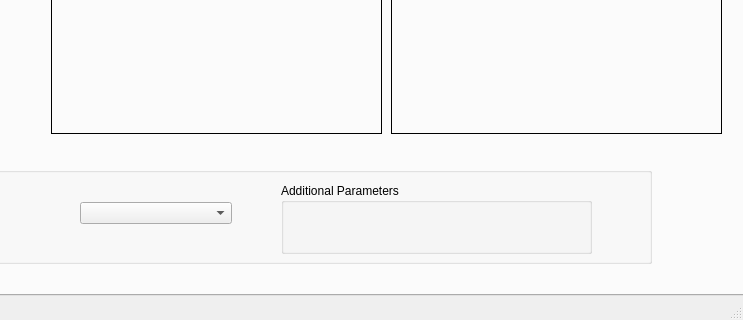
Before: the Qt Designer form MainWindow.ui in Bravewarrior0/Computer-Vision, drawn with Qt 5; both pictures show x 141 to 884 and y 173 to 493 of the 884 by 493 pixel window.
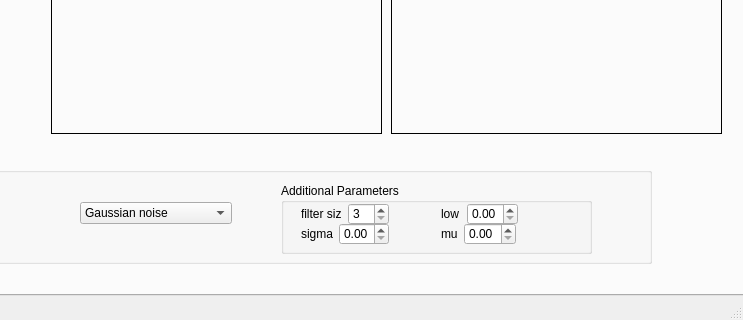
After: the same form once the commit is applied.

Commit message: modify Ui, create Ui,py, add an image, format filtters

```diff
--- a/MainWindow.ui
+++ b/MainWindow.ui
@@ -149,7 +149,73 @@
          </widget>
         </item>
         <item>
-         <widget class="QComboBox" name="comboBox"/>
+         <widget class="QComboBox" name="comboBox_filters">
+          <item>
+           <property name="text">
+            <string>Gaussian noise</string>
+           </property>
+          </item>
+          <item>
+           <property name="text">
+            <string>Uniform noise</string>
+           </property>
+          </item>
+          <item>
+           <property name="text">
+            <string>Salt &amp; pepper noise</string>
+           </property>
+          </item>
+          <item>
+           <property name="text">
+            <string>ِGaussian filter</string>
+           </property>
+          </item>
+          <item>
+           <property name="text">
+            <string>Median filter</string>
+           </property>
+          </item>
+          <item>
+           <property name="text">
+            <string>Average</string>
+           </property>
+          </item>
+          <item>
+           <property name="text">
+            <string>Sobel</string>
+           </property>
+          </item>
+          <item>
+           <property name="text">
+            <string>Roberts</string>
+           </property>
+          </item>
+          <item>
+           <property name="text">
+            <string>Prewitt</string>
+           </property>
+          </item>
+          <item>
+           <property name="text">
+            <string>canny</string>
+           </property>
+          </item>
+          <item>
+           <property name="text">
+            <string>Laplacian of Gaussian</string>
+           </property>
+          </item>
+          <item>
+           <property name="text">
+            <string>Laplacian1</string>
+           </property>
+          </item>
+          <item>
+           <property name="text">
+            <string>Laplacian2</string>
+           </property>
+          </item>
+         </widget>
         </item>
        </layout>
       </widget>
@@ -165,6 +231,111 @@
        <property name="title">
         <string>Additional Parameters</string>
        </property>
+       <widget class="QWidget" name="">
+        <property name="geometry">
+         <rect>
+          <x>20</x>
+          <y>20</y>
+          <width>88</width>
+          <height>22</height>
+         </rect>
+        </property>
+        <layout class="QHBoxLayout" name="horizontalLayout_5">
+         <item>
+          <widget class="QLabel" name="label_4">
+           <property name="text">
+            <string>filter size</string>
+           </property>
+          </widget>
+         </item>
+         <item>
+          <widget class="QSpinBox" name="spinBox_filter_size">
+           <property name="minimum">
+            <number>3</number>
+           </property>
+           <property name="maximum">
+            <number>51</number>
+           </property>
+           <property name="singleStep">
+            <number>2</number>
+           </property>
+          </widget>
+         </item>
+        </layout>
+       </widget>
+       <widget class="QWidget" name="">
+        <property name="geometry">
+         <rect>
+          <x>20</x>
+          <y>40</y>
+          <width>88</width>
+          <height>22</height>
+         </rect>
+        </property>
+        <layout class="QHBoxLayout" name="horizontalLayout_4">
+         <item>
+          <widget class="QLabel" name="label_5">
+           <property name="text">
+            <string>sigma</string>
+           </property>
+          </widget>
+         </item>
+         <item>
+          <widget class="QDoubleSpinBox" name="doubleSpinBox_sigma"/>
+         </item>
+        </layout>
+       </widget>
+       <widget class="QWidget" name="">
+        <property name="geometry">
+         <rect>
+          <x>160</x>
+          <y>40</y>
+          <width>75</width>
+          <height>22</height>
+         </rect>
+        </property>
+        <layout class="QHBoxLayout" name="horizontalLayout_3">
+         <item>
+          <widget class="QLabel" name="label_6">
+           <property name="text">
+            <string>mu</string>
+           </property>
+          </widget>
+         </item>
+         <item>
+          <widget class="QDoubleSpinBox" name="doubleSpinBox_mu"/>
+         </item>
+        </layout>
+       </widget>
+       <widget class="QWidget" name="">
+        <property name="geometry">
+         <rect>
+          <x>160</x>
+          <y>20</y>
+          <width>77</width>
+          <height>22</height>
+         </rect>
+        </property>
+        <layout class="QHBoxLayout" name="horizontalLayout_2">
+         <item>
+          <widget class="QLabel" name="label_7">
+           <property name="text">
+            <string>low</string>
+           </property>
+          </widget>
+         </item>
+         <item>
+          <widget class="QDoubleSpinBox" name="doubleSpinBox_low">
+           <property name="maximum">
+            <double>1.000000000000000</double>
+           </property>
+           <property name="singleStep">
+            <double>0.010000000000000</double>
+           </property>
+          </widget>
+         </item>
+        </layout>
+       </widget>
       </widget>
      </widget>
     </widget>
```
Left out of the diff: 43 changed lines with no effect on the pictures. The commit also changes 3 other files.
